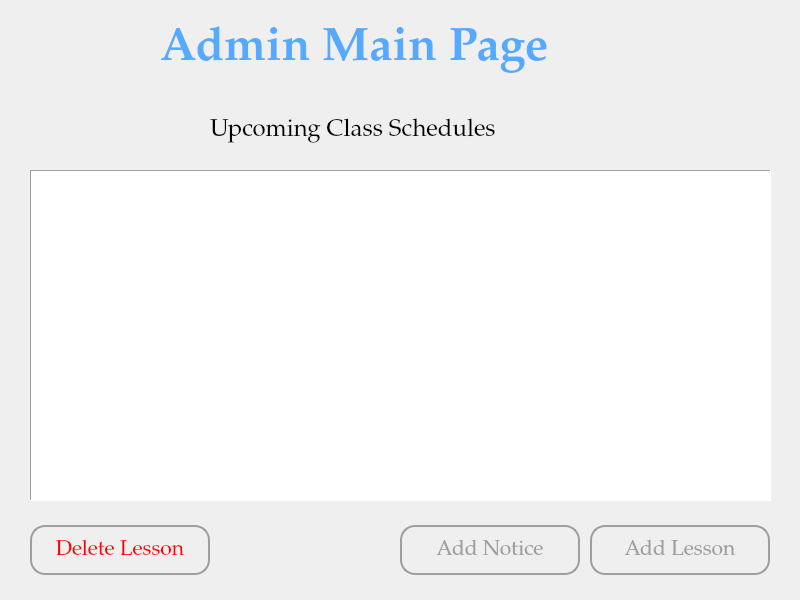
Qt form UI/AdminMainPageUI.ui (tural777/FinalProject) before a commit.
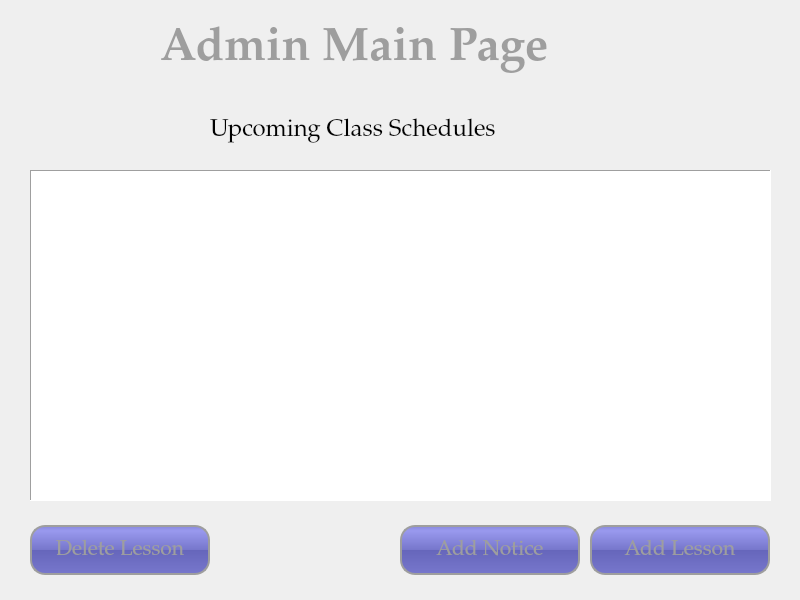
The same form after that commit.

The edit to the form file:
```diff
--- a/UI/AdminMainPageUI.ui
+++ b/UI/AdminMainPageUI.ui
@@ -49,7 +49,7 @@
     </font>
    </property>
    <property name="styleSheet">
-    <string notr="true">color: rgb(85, 170, 255);</string>
+    <string notr="true">color: #9E9E9E;</string>
    </property>
    <property name="text">
     <string>Admin Main Page</string>
@@ -78,8 +78,8 @@
     <string notr="true">QPushButton{
 	border: 2px solid #9E9E9E;
 	border-radius: 15px;
-	background-color: #00000000;
-	color: red;
+	background-color: QLinearGradient( x1: 0, y1: 0, x2: 0, y2: 1, stop: 0 #88d, stop: 0.1 #99e, stop: 0.49 #77c, stop: 0.5 #66b, stop: 1 #77c);
+	color: #9E9E9E;
 }
 QPushButton:hover{
 	color: #FFFFFF;
@@ -119,7 +119,7 @@
     <string notr="true">QPushButton{
 	border: 2px solid #9E9E9E;
 	border-radius: 15px;
-	background-color: #00000000;
+	background-color: QLinearGradient( x1: 0, y1: 0, x2: 0, y2: 1, stop: 0 #88d, stop: 0.1 #99e, stop: 0.49 #77c, stop: 0.5 #66b, stop: 1 #77c);
 	color: #9E9E9E;
 }
 QPushButton:hover{
@@ -173,7 +173,7 @@
     <string notr="true">QPushButton{
 	border: 2px solid #9E9E9E;
 	border-radius: 15px;
-	background-color: #00000000;
+	background-color: QLinearGradient( x1: 0, y1: 0, x2: 0, y2: 1, stop: 0 #88d, stop: 0.1 #99e, stop: 0.49 #77c, stop: 0.5 #66b, stop: 1 #77c);
 	color: #9E9E9E;
 }
 QPushButton:hover{
```
Left out of the diff: 3 changed lines with no effect on the pictures.
